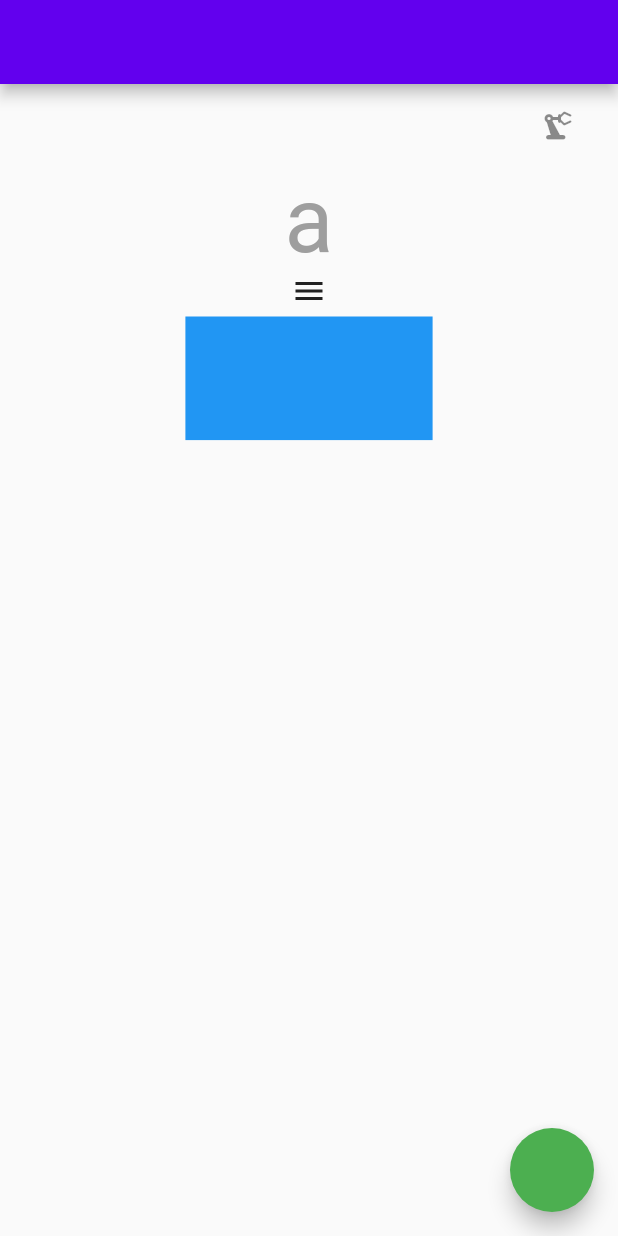
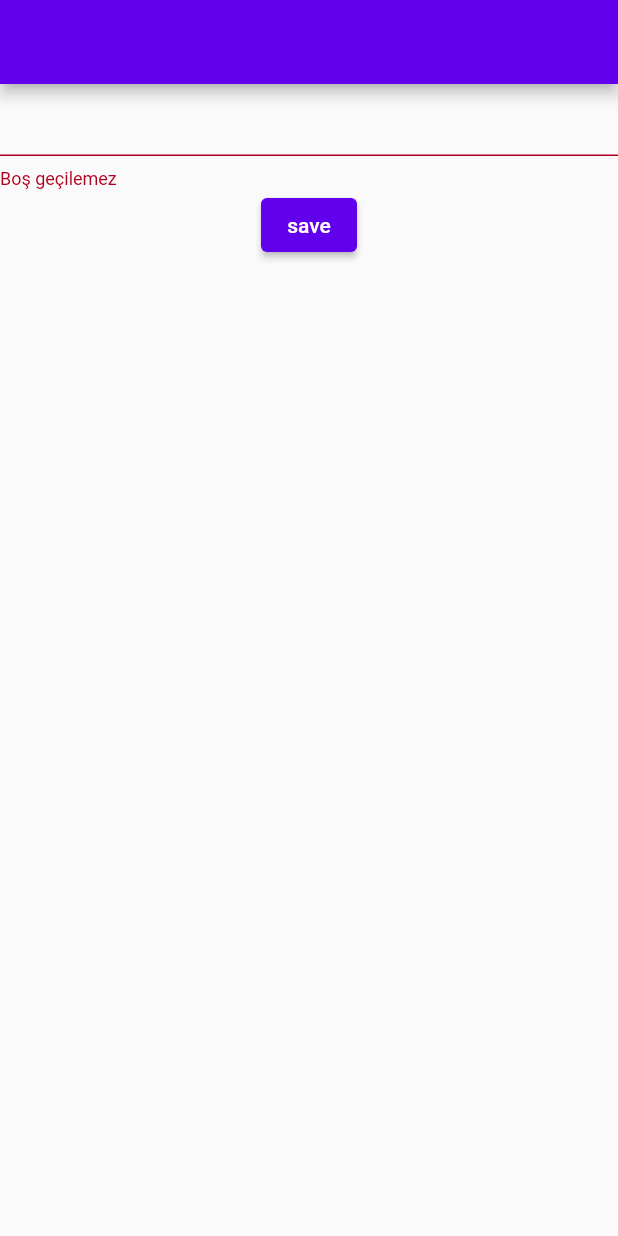
Before and after one commit to batucoban/flutter_ilk_deneme, a Flutter app: the screen it shows after launch, on a phone screen of 412 x 824 dp. Run offline on Flutter 3.47's test engine with Material 2 defaults, Android fonts, the phone set to English and light mode, and no system bars; our stand-ins replace dio, flutter_spinkit.

Commit message:
form kullanımı state kullanımı
kullanım alanları proje yönetim vs vs.

```diff
--- /dev/null
+++ b/lib/02/form_learn_view.dart
@@ -0,0 +1,48 @@
+import 'package:flutter/material.dart';
+
+class FormLearnView extends StatefulWidget {
+  const FormLearnView({super.key});
+
+  @override
+  State<FormLearnView> createState() => _FormLearnViewState();
+}
+
+class _FormLearnViewState extends State<FormLearnView> {
+
+  GlobalKey<FormState> _key = GlobalKey();
+
+  @override
+  Widget build(BuildContext context) {
+    return Scaffold(
+      appBar: AppBar(),
+      body: Form(
+        key: _key,
+        autovalidateMode: AutovalidateMode.always,
+        child: Column(
+          children: [
+            TextFormField(
+              validator: FormFieldValidator().isNotEmpty,
+            ),
+            ElevatedButton(onPressed: (){
+              if (_key.currentState?.validate() ?? false) {
+                print('okey');
+              }
+            },
+             child: const Text('save')
+            )
+          ],
+        ),
+      ),
+    );
+  }
+}
+
+class FormFieldValidator {
+  String? isNotEmpty(String? data) {
+    return (data?.isNotEmpty ?? false) ? null : ValidatorMessage._notEmpty;
+  }
+}
+
+class ValidatorMessage {
+  static const String _notEmpty = 'Boş geçilemez';
+}
--- a/lib/main.dart
+++ b/lib/main.dart
@@ -1,9 +1,8 @@
 import 'package:flutter/material.dart';
+import 'package:flutter_ilk_deneme/02/theme/light_theme.dart';
 
 
-import 'package:flutter_ilk_deneme/02/theme/light_theme.dart';
-
-import '02/animated_learn.dart';
+import '02/form_learn_view.dart';
 
 
 
@@ -38,7 +37,7 @@ class MyApp extends StatelessWidget {
         )
       ),
       */
-      home: const AnimatedLearn(),
+      home: const FormLearnView(),
     );
   }
 }
```
Also changed, not shown: lib/02/custom_exception.dart (added, +8 -0 lines), lib/02/oop_learn.dart (added, +37 -0 lines), lib/02/oop_learn_view.dart (added, +32 -0 lines), lib/02/state_manage/state_learn_view_model.dart (added, +26 -0 lines), lib/02/state_manage/state_manage_learn_view.dart (added, +26 -0 lines).
